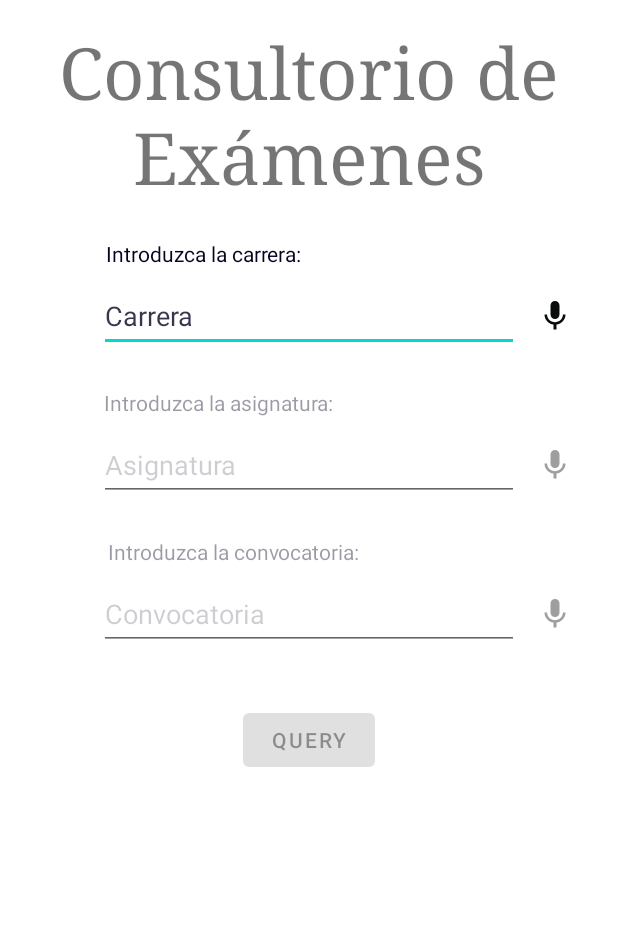
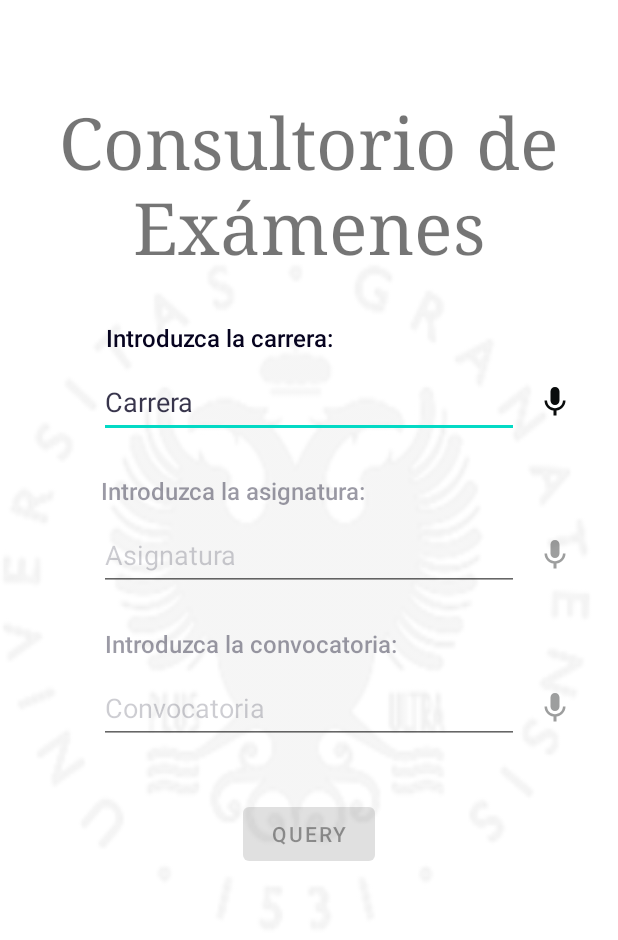
Before and after one commit to CodeBoy-source/Android-UGR-Exams, an Android app: the screen it shows after launch (MainActivity), on a phone screen of 412 x 824 dp. Shown: the top 940 px of the screen. Run offline under Robolectric (Android 15) with nearby library versions, the phone set to English and light mode, and no system bars.

Commit message:
Logo + Interface Changes
Changed listView to textView to make it prettier

```diff
--- a/app/src/main/res/layout/activity_main.xml
+++ b/app/src/main/res/layout/activity_main.xml
@@ -4,12 +4,30 @@
     xmlns:tools="http://schemas.android.com/tools"
     android:layout_width="match_parent"
     android:layout_height="match_parent"
-    tools:context=".MainActivity">
+    tools:context=".MainActivity"
+    >
 
     <androidx.constraintlayout.widget.ConstraintLayout
         android:id="@+id/Constraint"
         android:layout_width="match_parent"
-        android:layout_height="match_parent">
+        android:layout_height="match_parent"
+        android:paddingTop="70px">
+
+        <ImageView
+            android:id="@+id/imageView"
+            android:layout_width="396dp"
+            android:layout_height="303dp"
+            android:alpha="0.15"
+            android:scaleType="centerCrop"
+            android:scaleX="1.3"
+            android:scaleY="1.5"
+            android:src="@drawable/logougr2"
+            app:layout_constraintBottom_toTopOf="@+id/Q_res"
+            app:layout_constraintEnd_toEndOf="parent"
+            app:layout_constraintHorizontal_bias="0.0"
+            app:layout_constraintStart_toStartOf="parent"
+            app:layout_constraintTop_toBottomOf="@+id/lblTitulo"
+            app:layout_constraintVertical_bias="0.476" />
 
         <Button
             android:id="@+id/btnSubmit"
@@ -22,12 +40,15 @@
             app:layout_constraintStart_toStartOf="parent"
             app:layout_constraintTop_toBottomOf="@+id/txtConvocatoria" />
 
-        <ListView
+        <TextView
             android:id="@+id/Q_res"
-            android:layout_width="222dp"
-            android:layout_height="90dp"
+            android:layout_width="285dp"
+            android:layout_height="210dp"
             android:layout_marginTop="36dp"
+            android:fontFamily="sans-serif-black"
             android:textAlignment="center"
+            android:textSize="24sp"
+            android:textStyle="bold"
             app:layout_constraintEnd_toEndOf="parent"
             app:layout_constraintHorizontal_bias="0.497"
             app:layout_constraintStart_toStartOf="parent"
@@ -37,10 +58,13 @@
             android:id="@+id/lblCarrera"
             android:layout_width="wrap_content"
             android:layout_height="wrap_content"
-            android:layout_marginTop="24dp"
+            android:layout_marginTop="32dp"
             android:layout_marginEnd="140dp"
+            android:fontFamily="sans-serif-medium"
             android:text="Introduzca la carrera:"
+            android:textSize="16sp"
             app:layout_constraintEnd_toEndOf="parent"
+            app:layout_constraintHorizontal_bias="0.584"
             app:layout_constraintStart_toStartOf="parent"
             app:layout_constraintTop_toBottomOf="@+id/lblTitulo" />
 
@@ -50,8 +74,11 @@
             android:layout_height="wrap_content"
             android:layout_marginTop="24dp"
             android:layout_marginEnd="120dp"
+            android:fontFamily="sans-serif-medium"
             android:text="Introduzca la asignatura:"
+            android:textSize="16sp"
             app:layout_constraintEnd_toEndOf="parent"
+            app:layout_constraintHorizontal_bias="0.584"
             app:layout_constraintStart_toStartOf="parent"
             app:layout_constraintTop_toBottomOf="@+id/txtCarrera" />
 
@@ -61,8 +88,11 @@
             android:layout_height="wrap_content"
             android:layout_marginTop="24dp"
             android:layout_marginEnd="100dp"
+            android:fontFamily="sans-serif-medium"
             android:text="Introduzca la convocatoria:"
+            android:textSize="16sp"
             app:layout_constraintEnd_toEndOf="parent"
+            app:layout_constraintHorizontal_bias="0.594"
             app:layout_constraintStart_toStartOf="parent"
             app:layout_constraintTop_toBottomOf="@+id/txtAsignatura" />
 
@@ -140,8 +170,10 @@
             android:fontFamily="serif"
             android:gravity="center_horizontal|center_vertical"
             android:text="Consultorio de Exámenes"
+            android:textAlignment="center"
             android:textSize="48sp"
             app:layout_constraintEnd_toEndOf="parent"
+            app:layout_constraintHorizontal_bias="0.0"
             app:layout_constraintStart_toStartOf="parent"
             app:layout_constraintTop_toTopOf="parent" />
 
```
Also changed, not shown: app/src/main/java/com/example/sqlprototype/DataBaseAccess.java (+11 -5 lines), app/src/main/java/com/example/sqlprototype/MainActivity.java (+11 -10 lines), app/src/main/res/drawable/logougr2.png (added).
